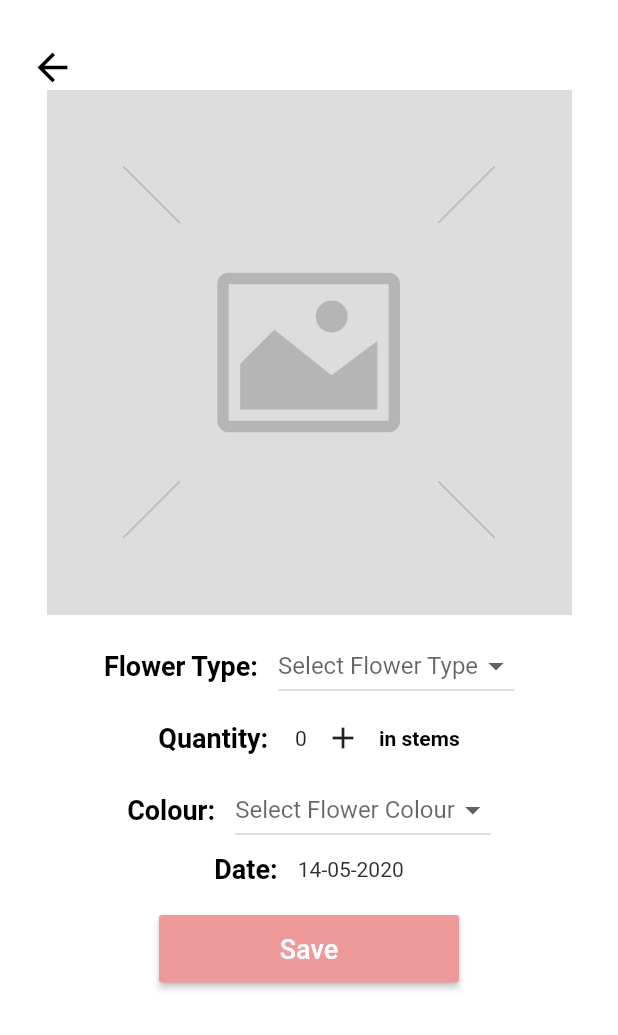
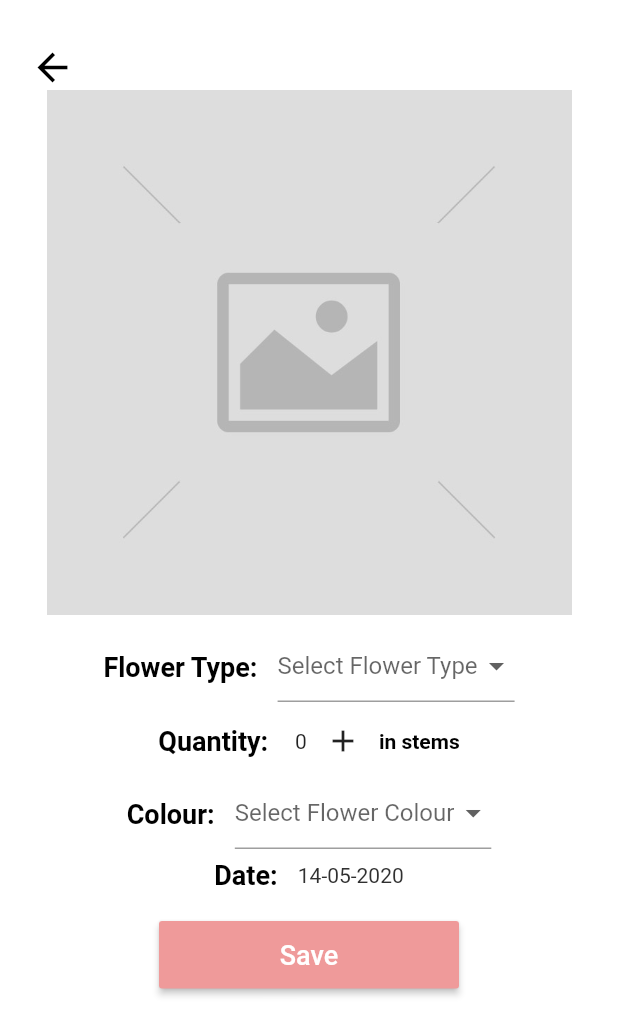
Before and after one commit to KaylaBailey8154/BloomApp, a Flutter app: the AddStock screen opened directly, on a phone screen of 412 x 824 dp. Shown: the top 1035 px of the screen. Run offline on Flutter 3.47's test engine with Material 2 defaults, Android fonts, the phone set to English and light mode, and no system bars; our stand-ins replace cloud_firestore, firebase_auth, transparent_image; accounts and stored records are empty.

Commit message:
fixed drop down box error

```diff
--- a/lib/screens/stock/add_stock.dart
+++ b/lib/screens/stock/add_stock.dart
@@ -12,6 +12,7 @@ import 'view_mystock.dart';
 
 class AddStock extends StatefulWidget{
 
+
   @override
   _AddStockState createState() => _AddStockState();
 }
@@ -24,11 +25,10 @@ class _AddStockState extends State<AddStock>{
 
   final date = new DateFormat('dd-MM-yyyy');
 
-   String flowerType = '';
-
+  String flowerType = '';
    String flowerColour = '';
   // DateTime dateAdded = DateTime.now();
-  // List<String> flowers = ['Protea', 'Rose', 'Flour'];
+  // final List<String> flowers = <String>['Protea', 'Rose', 'Flour'];
    //List<String> colours = ['Red', 'Green', 'Flour coloured (off-white)'];
 
   @override
@@ -75,21 +75,22 @@ class _AddStockState extends State<AddStock>{
                     fontSize: 18,
               ),
             ),
-                  DropdownButton<String>(
-                    items: <String>['Protea', 'Rose', 'Flour']
-                        .map<DropdownMenuItem<String>>((String value) {
-                      return DropdownMenuItem<String>(
-                        value: value,
-                        child: Text(value),
-                      );
-                    }).toList(),
-                    onChanged: (val){
-                      setState(() {
-                        flowerType=val;
-                      });
-                    },
-                    hint: Text("Select Flower Type"),
-
+                  Container(
+                    width: 158,
+                    height: 50,
+                    child: DropdownButtonFormField<String>(
+                      hint: Text("Select Flower Type"),
+                      value:  null,
+                      items:['Protea', 'Rose', 'Flour']
+                        .map((label) => DropdownMenuItem(
+                            child: Text(label),
+                            value: label,
+                      ))
+                        .toList(),
+                      onChanged: (value){
+                        setState(() => flowerType =value);
+                      }
+                    ),
                   ),
 
                 ],
@@ -137,20 +138,22 @@ class _AddStockState extends State<AddStock>{
                       fontSize: 18,
                     ),
                   ),
-                  DropdownButton<String>(
-                    items: <String>['Red', 'Green', 'Flour (off-white)']
-                        .map<DropdownMenuItem<String>>((String value) {
-                      return DropdownMenuItem<String>(
-                        value: value,
-                        child: Text(value),
-                      );
-                    }).toList(),
-                    onChanged: (val){
-                      setState(() {
-                        flowerColour=val;
-                      });
-                    },
-                    hint: Text("Select Flower Colour"),
+                  Container(
+                    width: 171,
+                    height: 50,
+                    child: DropdownButtonFormField<String>(
+                        hint: Text("Select Flower Colour"),
+                        value:  null,
+                        items:['Green', 'Red', 'Flour (off-white)']
+                            .map((label) => DropdownMenuItem(
+                          child: Text(label),
+                          value: label,
+                        ))
+                            .toList(),
+                        onChanged: (value){
+                          setState(() => flowerColour =value);
+                        }
+                    ),
                   ),
                 ],
               ),
```
